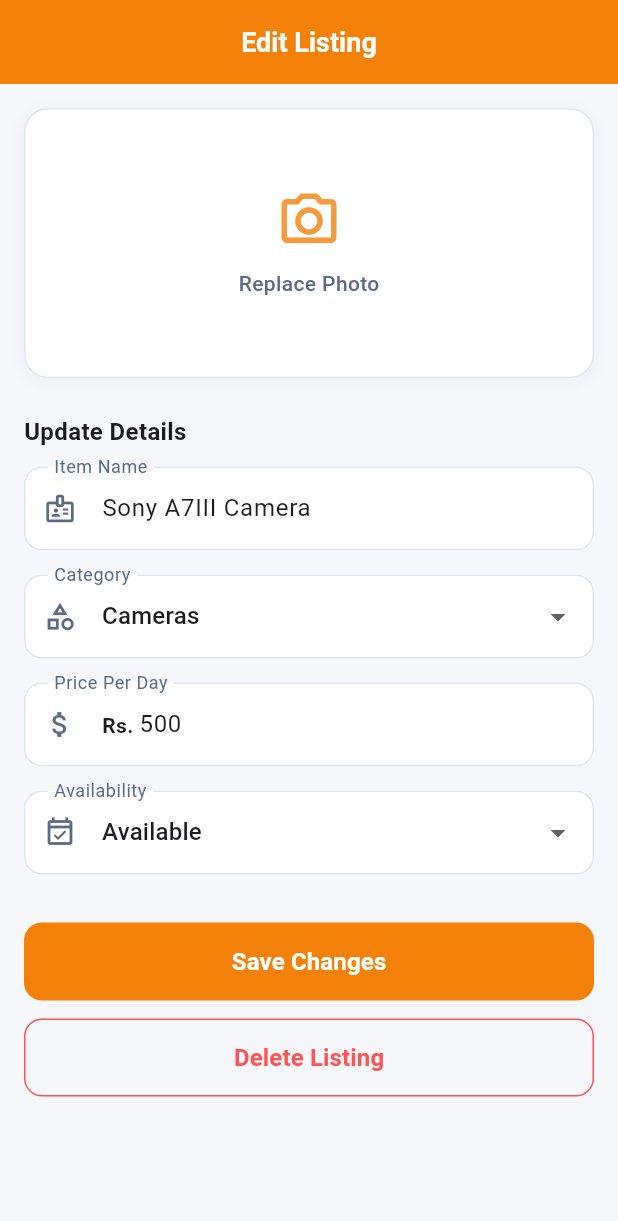
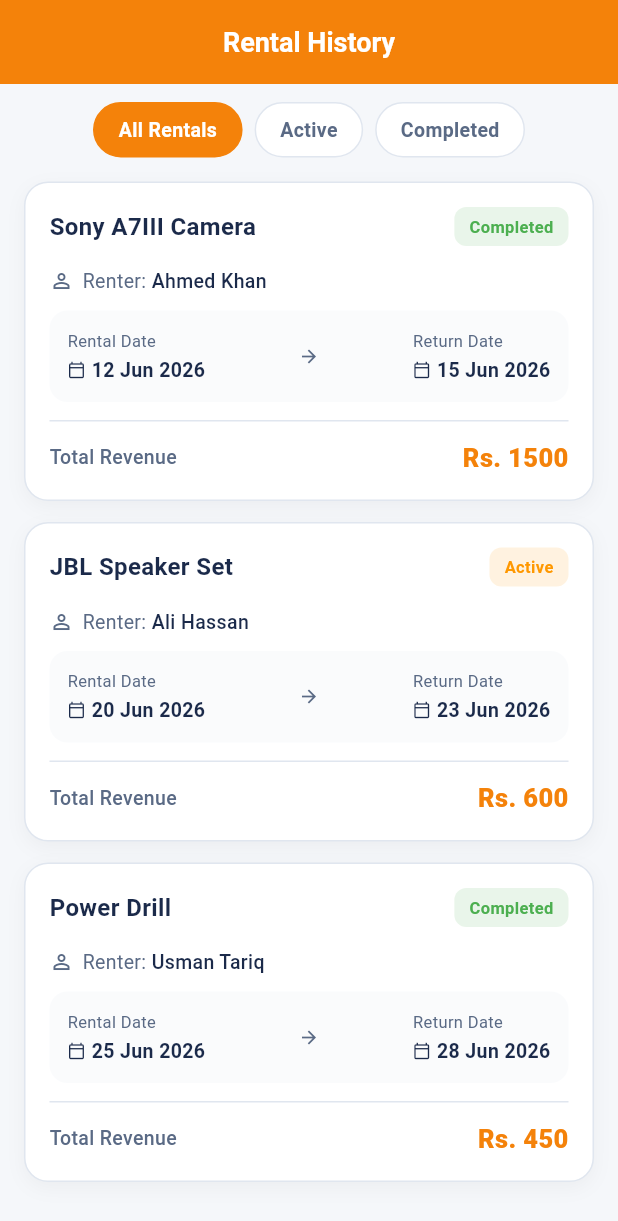
Before and after one commit to fauzan-gk/gearShareApplication, a Flutter app: the screen it shows after launch, on a phone screen of 412 x 824 dp. Shown: the top 1221 px of the screen. Run offline on Flutter 3.47's test engine with Material 3 defaults, Android fonts, the phone set to English and light mode, and no system bars.

Commit message:
added rental history screen

```diff
--- a/lib/main.dart
+++ b/lib/main.dart
@@ -1,5 +1,23 @@
+// import 'package:flutter/material.dart';
+
+// void main() {
+//   runApp(const MyApp());
+// }
+
+// class MyApp extends StatelessWidget {
+//   const MyApp({super.key});
+//   @override
+//   Widget build(BuildContext context) {
+//     return MaterialApp(
+//       home: Scaffold(
+//         appBar: AppBar(title: const Text('GearShare')),
+//         body: const Center(child: Text('GearShare')),
+//       ),
+//     );
+//   }
+// }
 import 'package:flutter/material.dart';
-import 'package:gearshare/screens/edit_item_screen.dart';
+import 'package:gearshare/screens/rental_history_screen.dart';
 
 void main() {
   runApp(const MyApp());
@@ -12,7 +30,7 @@ class MyApp extends StatelessWidget {
   Widget build(BuildContext context) {
     return MaterialApp(
       debugShowCheckedModeBanner: false,
-      home: EditItemScreen(),
+      home: RentalHistoryScreen(),
     );
   }
 }
--- a/lib/screens/rental_history_screen.dart
+++ b/lib/screens/rental_history_screen.dart
@@ -0,0 +1,288 @@
+import 'package:flutter/material.dart';
+import '../constants/app_colors.dart';
+
+class RentalHistoryScreen extends StatelessWidget {
+  const RentalHistoryScreen({super.key});
+
+  @override
+  Widget build(BuildContext context) {
+    return Scaffold(
+      backgroundColor: AppColors.background,
+
+      // ── APP BAR ───────────────────────────────────────────
+      appBar: AppBar(
+        backgroundColor: AppColors.primary,
+        foregroundColor: Colors.white,
+        elevation: 0,
+        centerTitle: true,
+        title: const Text(
+          'Rental History',
+          style: TextStyle(fontSize: 18, fontWeight: FontWeight.w700),
+        ),
+      ),
+
+      body: Column(
+        children: [
+          // ── FILTER CHIPS TAB BAR ───────────────────────────
+          SingleChildScrollView(
+            scrollDirection: Axis.horizontal,
+            padding: const EdgeInsets.symmetric(horizontal: 16, vertical: 12),
+            child: Row(
+              children: [
+                _buildFilterChip('All Rentals', isActive: true),
+                const SizedBox(width: 8),
+                _buildFilterChip('Active', isActive: false),
+                const SizedBox(width: 8),
+                _buildFilterChip('Completed', isActive: false),
+              ],
+            ),
+          ),
+
+          // ── RENTAL LIST ─────────────────────────────────────
+          Expanded(
+            child: ListView(
+              padding: const EdgeInsets.fromLTRB(16, 4, 16, 16),
+              children: const [
+                RentalHistoryCard(
+                  itemName: 'Sony A7III Camera',
+                  renterName: 'Ahmed Khan',
+                  rentalDate: '12 Jun 2026',
+                  returnDate: '15 Jun 2026',
+                  totalAmount: 1500,
+                  isCompleted: true,
+                ),
+                SizedBox(height: 14),
+                RentalHistoryCard(
+                  itemName: 'JBL Speaker Set',
+                  renterName: 'Ali Hassan',
+                  rentalDate: '20 Jun 2026',
+                  returnDate: '23 Jun 2026',
+                  totalAmount: 600,
+                  isCompleted: false,
+                ),
+                SizedBox(height: 14),
+                RentalHistoryCard(
+                  itemName: 'Power Drill',
+                  renterName: 'Usman Tariq',
+                  rentalDate: '25 Jun 2026',
+                  returnDate: '28 Jun 2026',
+                  totalAmount: 450,
+                  isCompleted: true,
+                ),
+              ],
+            ),
+          ),
+        ],
+      ),
+    );
+  }
+
+  // Filter Chip Helper Widget
+  Widget _buildFilterChip(String label, {required bool isActive}) {
+    return Container(
+      padding: const EdgeInsets.symmetric(horizontal: 16, vertical: 8),
+      decoration: BoxDecoration(
+        color: isActive ? AppColors.primary : AppColors.surface,
+        borderRadius: BorderRadius.circular(20),
+        border: Border.all(
+          color: isActive ? AppColors.primary : AppColors.border,
+        ),
+      ),
+      child: Text(
+        label,
+        style: TextStyle(
+          color: isActive ? Colors.white : AppColors.textSecondary,
+          fontWeight: FontWeight.w600,
+          fontSize: 13,
+        ),
+      ),
+    );
+  }
+}
+
+class RentalHistoryCard extends StatelessWidget {
+  final String itemName;
+  final String renterName;
+  final String rentalDate;
+  final String returnDate;
+  final int totalAmount;
+  final bool isCompleted;
+
+  const RentalHistoryCard({
+    super.key,
+    required this.itemName,
+    required this.renterName,
+    required this.rentalDate,
+    required this.returnDate,
+    required this.totalAmount,
+    required this.isCompleted,
+  });
+
+  @override
+  Widget build(BuildContext context) {
+    return Container(
+      padding: const EdgeInsets.all(16),
+      decoration: BoxDecoration(
+        color: AppColors.surface,
+        borderRadius: BorderRadius.circular(16),
+        border: Border.all(color: AppColors.border),
+        boxShadow: [
+          BoxShadow(
+            color: Colors.black.withOpacity(0.04),
+            blurRadius: 10,
+            offset: const Offset(0, 4),
+          ),
+        ],
+      ),
+      child: Column(
+        crossAxisAlignment: CrossAxisAlignment.start,
+        children: [
+          // Row 1: Item Title & Status Badge
+          Row(
+            mainAxisAlignment: MainAxisAlignment.spaceBetween,
+            children: [
+              Expanded(
+                child: Text(
+                  itemName,
+                  style: const TextStyle(
+                    fontSize: 16,
+                    fontWeight: FontWeight.w700,
+                    color: AppColors.textPrimary,
+                  ),
+                  maxLines: 1,
+                  overflow: TextOverflow.ellipsis,
+                ),
+              ),
+              Container(
+                padding: const EdgeInsets.symmetric(
+                  horizontal: 10,
+                  vertical: 5,
+                ),
+                decoration: BoxDecoration(
+                  color: isCompleted
+                      ? Colors.green.withOpacity(0.12)
+                      : Colors.orange.withOpacity(0.12),
+                  borderRadius: BorderRadius.circular(8),
+                ),
+                child: Text(
+                  isCompleted ? 'Completed' : 'Active',
+                  style: TextStyle(
+                    color: isCompleted ? Colors.green : Colors.orange,
+                    fontWeight: FontWeight.w700,
+                    fontSize: 11,
+                  ),
+                ),
+              ),
+            ],
+          ),
+          const SizedBox(height: 14),
+
+          // Row 2: Renter Details Layout Block
+          Row(
+            children: [
+              const Icon(
+                Icons.person_outline,
+                size: 16,
+                color: AppColors.textSecondary,
+              ),
+              const SizedBox(width: 6),
+              const Text(
+                'Renter: ',
+                style: TextStyle(color: AppColors.textSecondary, fontSize: 13),
+              ),
+              Text(
+                renterName,
+                style: const TextStyle(
+                  color: AppColors.textPrimary,
+                  fontWeight: FontWeight.w500,
+                  fontSize: 13,
+                ),
+              ),
+            ],
+          ),
+          const SizedBox(height: 10),
+
+          // Row 3: Visual Rental Timeline
+          Container(
+            padding: const EdgeInsets.all(12),
+            decoration: BoxDecoration(
+              color: AppColors.background.withOpacity(0.5),
+              borderRadius: BorderRadius.circular(12),
+            ),
+            child: Row(
+              mainAxisAlignment: MainAxisAlignment.spaceBetween,
+              children: [
+                _buildDateBlock('Rental Date', rentalDate),
+                const Icon(
+                  Icons.arrow_forward,
+                  size: 14,
+                  color: AppColors.textSecondary,
+                ),
+                _buildDateBlock('Return Date', returnDate),
+              ],
+            ),
+          ),
+
+          const SizedBox(height: 12),
+          const Divider(color: AppColors.border, height: 1),
+          const SizedBox(height: 12),
+
+          // Row 4: Pricing Summary Footnote
+          Row(
+            mainAxisAlignment: MainAxisAlignment.spaceBetween,
+            children: [
+              const Text(
+                'Total Revenue',
+                style: TextStyle(
+                  color: AppColors.textSecondary,
+                  fontWeight: FontWeight.w500,
+                  fontSize: 13,
+                ),
+              ),
+              Text(
+                'Rs. $totalAmount',
+                style: const TextStyle(
+                  color: AppColors.primary,
+                  fontSize: 17,
+                  fontWeight: FontWeight.w800,
+                ),
+              ),
+            ],
+          ),
+        ],
+      ),
+    );
+  }
+
+  // Inner Date Element Helper
+  Widget _buildDateBlock(String title, String date) {
+    return Column(
+      crossAxisAlignment: CrossAxisAlignment.start,
+      children: [
+        Text(
+          title,
+          style: const TextStyle(color: AppColors.textSecondary, fontSize: 11),
+        ),
+        const SizedBox(height: 2),
+        Row(
+          children: [
+            const Icon(
+              Icons.calendar_today_outlined,
+              size: 12,
+              color: AppColors.textPrimary,
+            ),
+            const SizedBox(width: 4),
+            Text(
+              date,
+              style: const TextStyle(
+                color: AppColors.textPrimary,
+                fontWeight: FontWeight.w600,
+                fontSize: 13,
+              ),
+            ),
+          ],
+        ),
+      ],
+    );
+  }
+}
```
